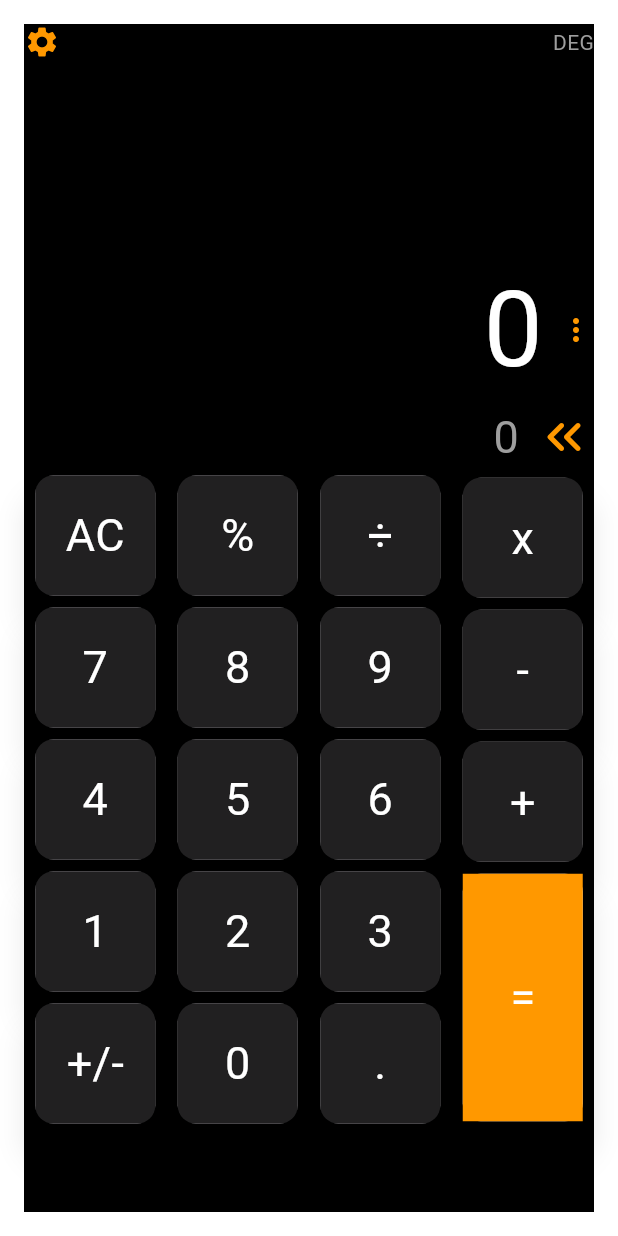
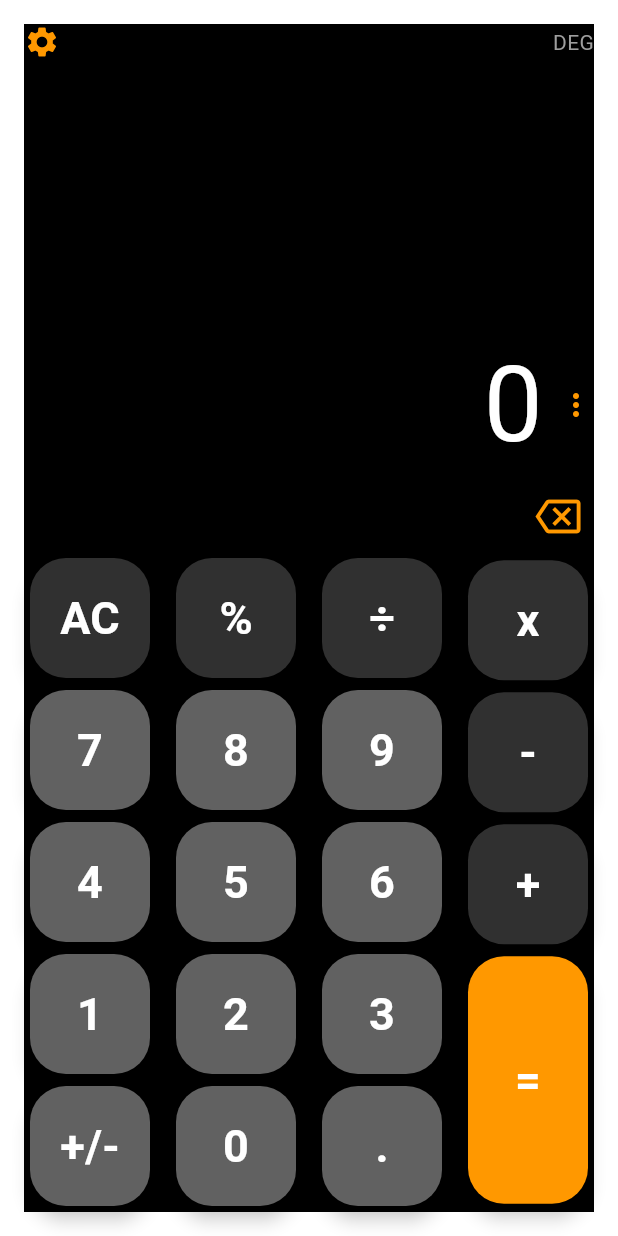
Before and after one commit to leGway/calculatriceTp, a Flutter app: the screen it shows after launch, on a phone screen of 412 x 824 dp. Run offline on Flutter 3.47's test engine with Material 3 defaults, Android fonts, the phone set to English and light mode, and no system bars; our stand-ins replace math_expressions.

Commit message:
Version 2 : Historique et Design final

```diff
--- a/lib/home_page.dart
+++ b/lib/home_page.dart
@@ -3,18 +3,84 @@
 
 // Importe le package Material de Flutter pour les widgets de conception Material.
 import 'package:flutter/material.dart';
+import 'package:math_expressions/math_expressions.dart';
 
 // --------------------------------------------------------------------------
 // 1. Widget de la Page d'Accueil (HomePage)
 // --------------------------------------------------------------------------
 
 /// Widget sans état représentant la page principale de la calculatrice.
-class HomePage extends StatelessWidget {
+class HomePage extends StatefulWidget {
   /// Constructeur de la HomePage.
   const HomePage({super.key});
 
   @override
+  State<HomePage> createState() => _HomePageState();
+}
+
+class _HomePageState extends State<HomePage> {
+  String expression = "0";
+  String historique = "";
+  void onButtonTap(String valeur) {
+    setState(() {
+      if (expression == "0") {
+        expression = valeur;
+      } else {
+        expression += valeur;
+      }
+    });
+  }
+
+  void resetScreen() {
+    setState(() {
+      expression = "0";
+      historique = "0";
+    });
+  }
+
+  void deleteLast() {
+    setState(() {
+      if (historique.length == 1 || historique == "0") {
+        historique = "0"; // On remet à zéro
+      } else {
+        // Sinon, on coupe le dernier chiffre
+        // Exemple : "123" devient "12"
+        historique = historique.substring(0, historique.length - 1);
+      }
+    });
+  }
+
+  void calculateResult() {
+    String finalInput = expression;
+    finalInput = finalInput.replaceAll('x', '*');
+    finalInput = finalInput.replaceAll('÷', '/');
+
+    try {
+      ShuntingYardParser p = ShuntingYardParser();
+
+      historique = expression;
+
+      Expression exp = p.parse(finalInput);
+
+      ContextModel cm = ContextModel();
+
+      // ignore: deprecated_member_use
+      double eval = exp.evaluate(EvaluationType.REAL, cm);
+
+      setState(() {
+        expression = eval.toString();
+      });
+    } catch (e) {
+      setState(() {
+        expression = "Erreur";
+      });
+    }
+  }
+
+  @override
   Widget build(BuildContext context) {
+    const Color grisChiffre = Color(0xFF616161);
+    const Color grisPrincipal = Color(0xFF303030);
     // SafeArea garantit que le contenu n'empiète pas sur les zones du système d'exploitation
     // telles que la barre de notification (encoche, etc.).
     return SafeArea(
@@ -41,17 +107,18 @@ class HomePage extends StatelessWidget {
                 ],
               ),
 
-              // Espace vertical entre l'en-tête et l'affichage principal.
-              const SizedBox(height: 130),
+              // Le Spacer agit comme un ressort. Il pousse le contenu vers le bas
+              // en occupant tout l'espace vide disponible.
+              const Spacer(),
 
               // Deuxième ligne : Affichage du résultat actuel.
               Row(
                 // end pour aligner les enfants à droite (comme sur une calculatrice).
                 mainAxisAlignment: MainAxisAlignment.end,
-                children: const [
+                children: [
                   // Texte du résultat principal (actuellement "0").
                   Text(
-                    "0",
+                    expression,
                     style: TextStyle(color: Colors.white, fontSize: 70),
                   ),
                   // Espace horizontal.
@@ -65,16 +132,22 @@ class HomePage extends StatelessWidget {
               Row(
                 // end pour aligner les enfants à droite.
                 mainAxisAlignment: MainAxisAlignment.end,
-                children: const [
+                children: [
                   // Texte de l'entrée/historique (actuellement "0"), en gris et plus petit.
-                  Text("0", style: TextStyle(color: Colors.grey, fontSize: 30)),
+                  Text(
+                    historique,
+                    style: TextStyle(color: Colors.grey, fontSize: 30),
+                  ),
                   // Espace horizontal.
-                  SizedBox(width: 10),
+                  SizedBox(width: 15),
                   // Icône pour effacer ou supprimer, colorée en orange et plus grande.
-                  Icon(
-                    Icons.keyboard_double_arrow_left_rounded,
+                  IconButton(
+                    icon: const Icon(
+                      Icons.backspace_outlined,
                       color: Colors.orange,
-                    size: 40,
+                      size: 30,
+                    ),
+                    onPressed: deleteLast,
                   ),
                 ],
               ),
@@ -83,59 +156,164 @@ class HomePage extends StatelessWidget {
               // Utilise Row pour organiser les colonnes des boutons horizontalement.
               Row(
                 // spaceAround pour répartir l'espace autour des colonnes de boutons.
-                mainAxisAlignment: MainAxisAlignment.spaceAround,
+                mainAxisAlignment: MainAxisAlignment.spaceBetween,
                 children: [
                   // Première Colonne de boutons
                   Column(
                     children: [
                       // AC (Clear All - Effacer Tout)
-                      const KeyboardCard(),
+                      KeyboardCard(
+                        valeurKey: "AC",
+                        couleurKey: grisPrincipal,
+                        onPressed: resetScreen,
+                      ),
                       // Chiffres et +/-
-                      const KeyboardCard(valeurKey: "7"),
-                      const KeyboardCard(valeurKey: "4"),
-                      const KeyboardCard(valeurKey: "1"),
-                      const KeyboardCard(valeurKey: "+/-"),
+                      KeyboardCard(
+                        valeurKey: "7",
+                        couleurKey: grisChiffre,
+                        onPressed: () {
+                          onButtonTap("7");
+                        },
+                      ),
+                      KeyboardCard(
+                        valeurKey: "4",
+                        couleurKey: grisChiffre,
+                        onPressed: () {
+                          onButtonTap("4");
+                        },
+                      ),
+                      KeyboardCard(
+                        valeurKey: "1",
+                        couleurKey: grisChiffre,
+                        onPressed: () {
+                          onButtonTap("1");
+                        },
+                      ),
+                      const KeyboardCard(
+                        valeurKey: "+/-",
+                        couleurKey: grisChiffre,
+                      ),
                     ],
                   ),
                   // Deuxième Colonne de boutons
                   Column(
                     children: [
                       // % (Pourcentage)
-                      const KeyboardCard(valeurKey: "%"),
+                      KeyboardCard(
+                        valeurKey: "%",
+                        couleurKey: grisPrincipal,
+                        onPressed: () {
+                          onButtonTap("%");
+                        },
+                      ),
                       // Chiffres
-                      const KeyboardCard(valeurKey: "8"),
-                      const KeyboardCard(valeurKey: "5"),
-                      const KeyboardCard(valeurKey: "2"),
-                      const KeyboardCard(valeurKey: "0"),
+                      KeyboardCard(
+                        valeurKey: "8",
+                        couleurKey: grisChiffre,
+                        onPressed: () {
+                          onButtonTap("8");
+                        },
+                      ),
+                      KeyboardCard(
+                        valeurKey: "5",
+                        couleurKey: grisChiffre,
+                        onPressed: () {
+                          onButtonTap("5");
+                        },
+                      ),
+                      KeyboardCard(
+                        valeurKey: "2",
+                        couleurKey: grisChiffre,
+                        onPressed: () {
+                          onButtonTap("2");
+                        },
+                      ),
+                      KeyboardCard(
+                        valeurKey: "0",
+                        couleurKey: grisChiffre,
+                        onPressed: () {
+                          onButtonTap("0");
+                        },
+                      ),
                     ],
                   ),
                   // Troisième Colonne de boutons
                   Column(
                     children: [
                       // ÷ (Division)
-                      const KeyboardCard(valeurKey: "÷"),
+                      KeyboardCard(
+                        valeurKey: "÷",
+                        couleurKey: grisPrincipal,
+                        onPressed: () {
+                          onButtonTap("÷");
+                        },
+                      ),
                       // Chiffres et . (Point décimal)
-                      const KeyboardCard(valeurKey: "9"),
-                      const KeyboardCard(valeurKey: "6"),
-                      const KeyboardCard(valeurKey: "3"),
-                      const KeyboardCard(valeurKey: "."),
+                      KeyboardCard(
+                        valeurKey: "9",
+                        couleurKey: grisChiffre,
+                        onPressed: () {
+                          onButtonTap("9");
+                        },
+                      ),
+                      KeyboardCard(
+                        valeurKey: "6",
+                        couleurKey: grisChiffre,
+                        onPressed: () {
+                          onButtonTap("6");
+                        },
+                      ),
+                      KeyboardCard(
+                        valeurKey: "3",
+                        couleurKey: grisChiffre,
+                        onPressed: () {
+                          onButtonTap("3");
+                        },
+                      ),
+                      KeyboardCard(
+                        valeurKey: ".",
+                        couleurKey: grisChiffre,
+                        onPressed: () {
+                          onButtonTap(".");
+                        },
+                      ),
                     ],
                   ),
                   // Quatrième Colonne de boutons (Opérations)
                   Column(
                     children: [
                       // x (Multiplication)
-                      const KeyboardCard(valeurKey: "x"),
+                      KeyboardCard(
+                        valeurKey: "x",
+                        couleurKey: grisPrincipal,
+                        onPressed: () {
+                          onButtonTap("x");
+                        },
+                      ),
                       // - (Soustraction)
-                      const KeyboardCard(valeurKey: "-"),
+                      KeyboardCard(
+                        valeurKey: "-",
+                        couleurKey: grisPrincipal,
+                        onPressed: () {
+                          onButtonTap("-");
+                        },
+                      ),
                       // + (Addition)
-                      const KeyboardCard(valeurKey: "+"),
+                      KeyboardCard(
+                        valeurKey: "+",
+                        couleurKey: grisPrincipal,
+                        onPressed: () {
+                          onButtonTap("+");
+                        },
+                      ),
                       // = (Égalité) - Note: Ce bouton a une tailleKey différente (plus grand).
-                      const KeyboardCard(
+                      KeyboardCard(
                         valeurKey: "=",
                         couleurKey:
                             Colors.orange, // Couleur du bouton en orange
-                        tailleKey: 165, // Taille verticale plus grande
+                        tailleKey: 165,
+                        onPressed:
+                            calculateResult, // Taille verticale plus grande
                       ),
                     ],
                   ),
@@ -163,6 +341,7 @@ class KeyboardCard extends StatelessWidget {
 
   /// Hauteur du bouton.
   final double tailleKey;
+  final VoidCallback? onPressed;
 
   /// Constructeur de la KeyboardCard avec des valeurs par défaut.
   const KeyboardCard({
@@ -173,15 +352,20 @@ class KeyboardCard extends StatelessWidget {
     this.couleurKey = Colors.black87,
     // Taille (hauteur) par défaut : 80.
     this.tailleKey = 80,
+    this.onPressed,
   });
 
   @override
   Widget build(BuildContext context) {
     // Card est un conteneur avec des coins arrondis et une élévation (ombre).
     return Card(
-      elevation: 10, // Ajoute une ombre pour un effet 3D.
-      child: Container(
-        color: couleurKey, // Utilise la couleur de fond spécifiée.
+      elevation: 5,
+      shape: RoundedRectangleBorder(borderRadius: BorderRadius.circular(24)),
+      color: couleurKey,
+      child: InkWell(
+        onTap: onPressed,
+        borderRadius: BorderRadius.circular(24),
+        child: SizedBox(
           width: 80, // Largeur fixe pour les boutons.
           height:
               tailleKey, // Hauteur spécifiée (80 par défaut, ou plus pour '=').
@@ -192,10 +376,12 @@ class KeyboardCard extends StatelessWidget {
               style: const TextStyle(
                 color: Colors.white,
                 fontSize: 30,
+                fontWeight: FontWeight.bold,
               ), // Texte blanc de grande taille.
             ),
           ),
         ),
+      ), // Ajoute une ombre pour un effet 3D.
     );
   }
 }
--- a/pubspec.yaml
+++ b/pubspec.yaml
@@ -9,11 +9,12 @@ environment:
 dependencies:
   flutter:
     sdk: flutter
+  math_expressions: ^3.1.0
 
 dev_dependencies:
   flutter_test:
     sdk: flutter
-  flutter_lints: ^5.0.0
+  flutter_lints: ^6.0.0
 
 flutter:
   uses-material-design: true
```
Also changed, not shown: pubspec.lock. Lines whose indentation alone changed are shown as unchanged.
